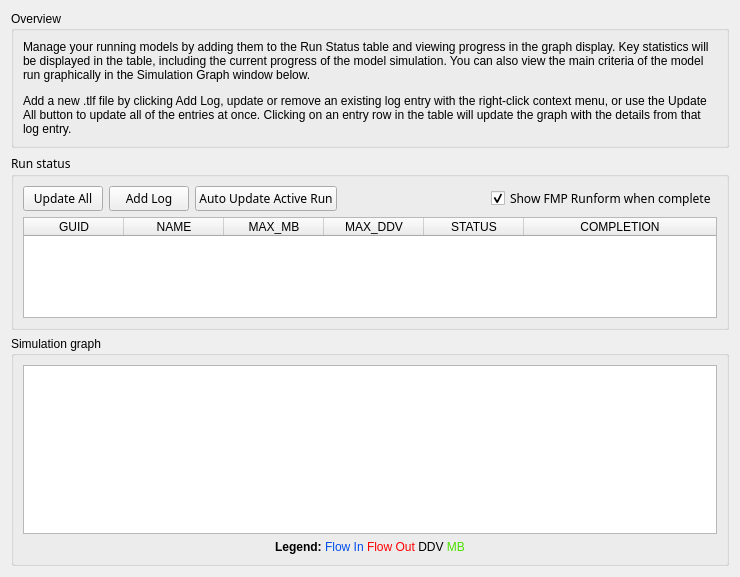
This is src/logit/runsummary/RunSummary_Widget.ui in ErmeviewEnvironmentalLtd/LogIT as Qt 5 draws it before an edit. The edited form follows.
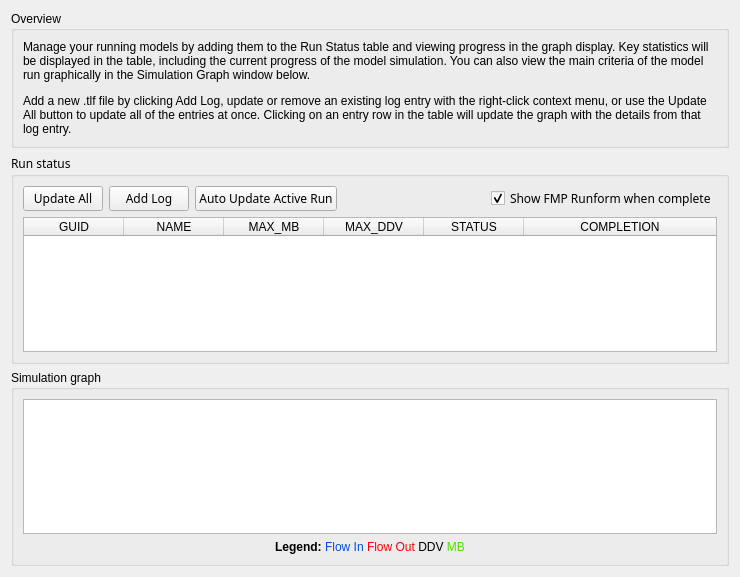
This is the edited form. Custom widgets are drawn as their Qt base class.

What changed in the file:
```diff
--- a/src/logit/runsummary/RunSummary_Widget.ui
+++ b/src/logit/runsummary/RunSummary_Widget.ui
@@ -47,18 +47,6 @@
    </item>
    <item>
     <widget class="QGroupBox" name="runStatusGroup">
-     <property name="minimumSize">
-      <size>
-       <width>0</width>
-       <height>150</height>
-      </size>
-     </property>
-     <property name="maximumSize">
-      <size>
-       <width>16777215</width>
-       <height>200</height>
-      </size>
-     </property>
      <property name="font">
       <font>
        <family>Arial 12</family>
@@ -116,6 +104,12 @@
         </item>
         <item>
          <widget class="QCheckBox" name="showFmpRunCbox">
+          <property name="sizePolicy">
+           <sizepolicy hsizetype="Preferred" vsizetype="Preferred">
+            <horstretch>0</horstretch>
+            <verstretch>0</verstretch>
+           </sizepolicy>
+          </property>
           <property name="text">
            <string>Show FMP Runform when complete</string>
           </property>
@@ -128,11 +122,11 @@
       </item>
       <item>
        <widget class="QTableWidget" name="runStatusTable">
-        <property name="minimumSize">
-         <size>
-          <width>0</width>
-          <height>0</height>
-         </size>
+        <property name="sizePolicy">
+         <sizepolicy hsizetype="Expanding" vsizetype="Preferred">
+          <horstretch>0</horstretch>
+          <verstretch>0</verstretch>
+         </sizepolicy>
         </property>
         <attribute name="horizontalHeaderCascadingSectionResizes">
          <bool>true</bool>
@@ -239,11 +233,11 @@
     <layout class="QHBoxLayout" name="graphLayoutH">
      <item>
       <widget class="QGroupBox" name="simGraphGroup">
-       <property name="minimumSize">
-        <size>
-         <width>0</width>
-         <height>175</height>
-        </size>
+       <property name="sizePolicy">
+        <sizepolicy hsizetype="Preferred" vsizetype="Expanding">
+         <horstretch>0</horstretch>
+         <verstretch>0</verstretch>
+        </sizepolicy>
        </property>
        <property name="font">
         <font>
```
Left out of the diff: 28 changed lines with no effect on the pictures.
